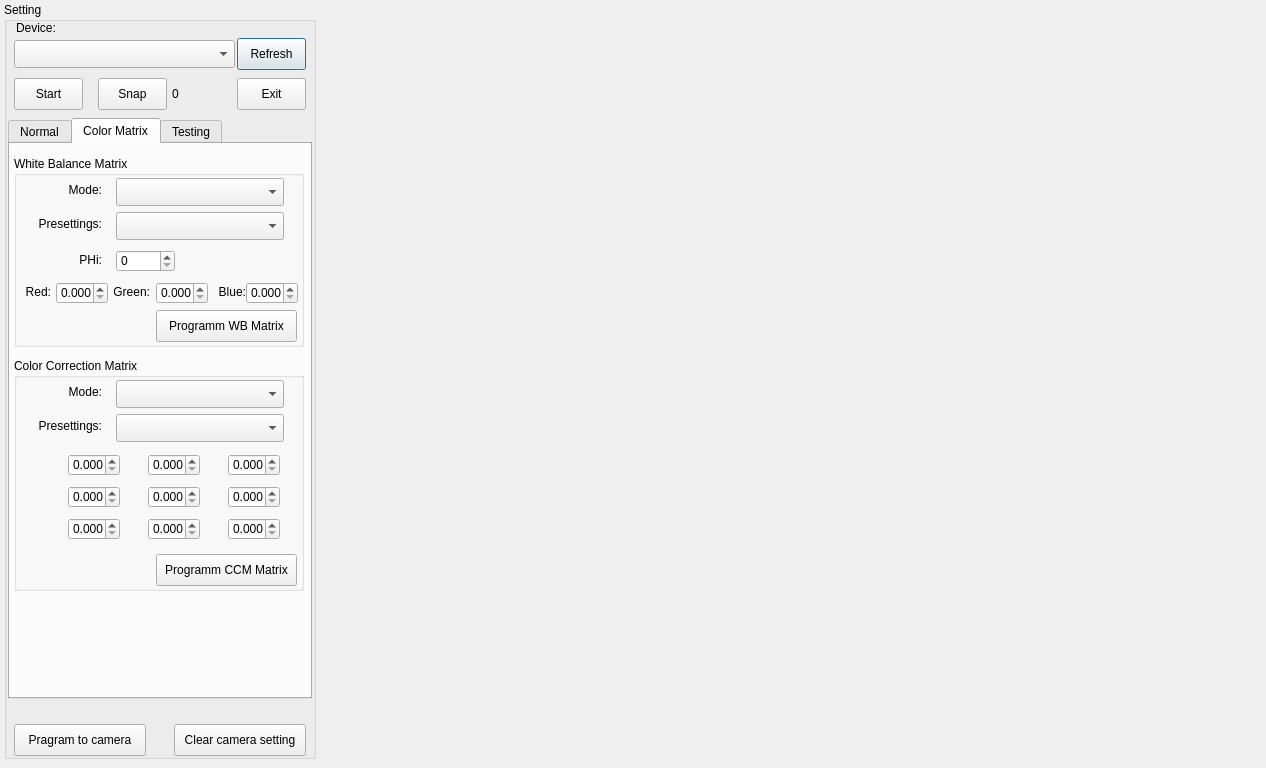
Above: KSJDemoQT_QImage/KSJShow/KSJSCZDemoMainWindow.ui from James20L/KSJApiNew before the change. Below: the same form after it.
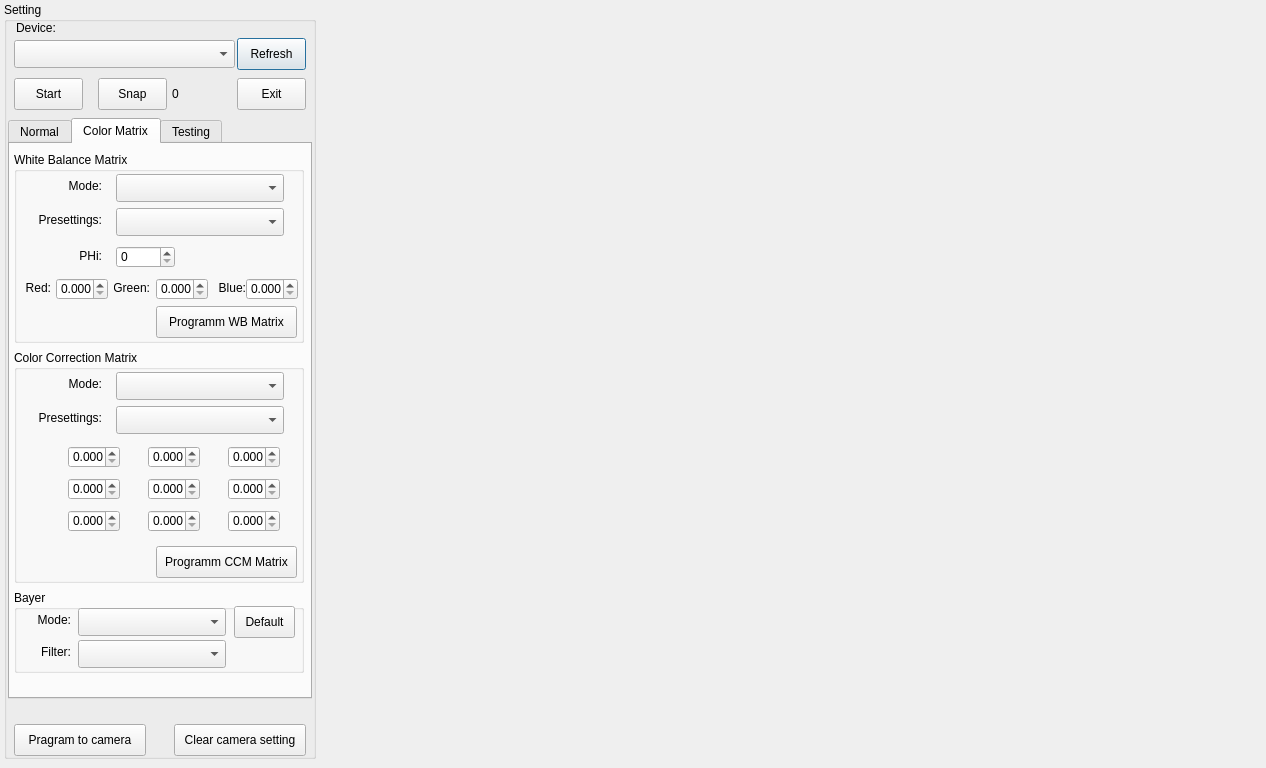
That is the form after the change. The open tabs and pages were chosen to show the change.

```diff
--- a/KSJDemoQT_QImage/KSJShow/KSJSCZDemoMainWindow.ui
+++ b/KSJDemoQT_QImage/KSJShow/KSJSCZDemoMainWindow.ui
@@ -703,7 +703,7 @@
       <property name="geometry">
        <rect>
         <x>4</x>
-        <y>12</y>
+        <y>8</y>
         <width>290</width>
         <height>191</height>
        </rect>
@@ -918,7 +918,7 @@
       <property name="geometry">
        <rect>
         <x>4</x>
-        <y>214</y>
+        <y>206</y>
         <width>290</width>
         <height>233</height>
        </rect>
@@ -1163,6 +1163,84 @@
        </property>
       </widget>
      </widget>
+     <widget class="QGroupBox" name="groupBox_6">
+      <property name="geometry">
+       <rect>
+        <x>4</x>
+        <y>446</y>
+        <width>290</width>
+        <height>83</height>
+       </rect>
+      </property>
+      <property name="title">
+       <string>Bayer</string>
+      </property>
+      <widget class="QLabel" name="label_27">
+       <property name="geometry">
+        <rect>
+         <x>10</x>
+         <y>22</y>
+         <width>47</width>
+         <height>16</height>
+        </rect>
+       </property>
+       <property name="text">
+        <string>Mode:</string>
+       </property>
+       <property name="alignment">
+        <set>Qt::AlignRight|Qt::AlignTrailing|Qt::AlignVCenter</set>
+       </property>
+      </widget>
+      <widget class="QComboBox" name="BayerModeComboBox">
+       <property name="geometry">
+        <rect>
+         <x>64</x>
+         <y>18</y>
+         <width>148</width>
+         <height>28</height>
+        </rect>
+       </property>
+      </widget>
+      <widget class="QComboBox" name="BayerFilterComboBox">
+       <property name="geometry">
+        <rect>
+         <x>64</x>
+         <y>50</y>
+         <width>148</width>
+         <height>28</height>
+        </rect>
+       </property>
+      </widget>
+      <widget class="QLabel" name="label_28">
+       <property name="geometry">
+        <rect>
+         <x>10</x>
+         <y>54</y>
+         <width>47</width>
+         <height>16</height>
+        </rect>
+       </property>
+       <property name="text">
+        <string>Filter:</string>
+       </property>
+       <property name="alignment">
+        <set>Qt::AlignRight|Qt::AlignTrailing|Qt::AlignVCenter</set>
+       </property>
+      </widget>
+      <widget class="QPushButton" name="DefaultBayerPushButton">
+       <property name="geometry">
+        <rect>
+         <x>220</x>
+         <y>16</y>
+         <width>61</width>
+         <height>32</height>
+        </rect>
+       </property>
+       <property name="text">
+        <string>Default</string>
+       </property>
+      </widget>
+     </widget>
     </widget>
     <widget class="QWidget" name="TestingTab">
      <attribute name="title">
```
Left out of the diff: 18 changed lines with no effect on the pictures.
